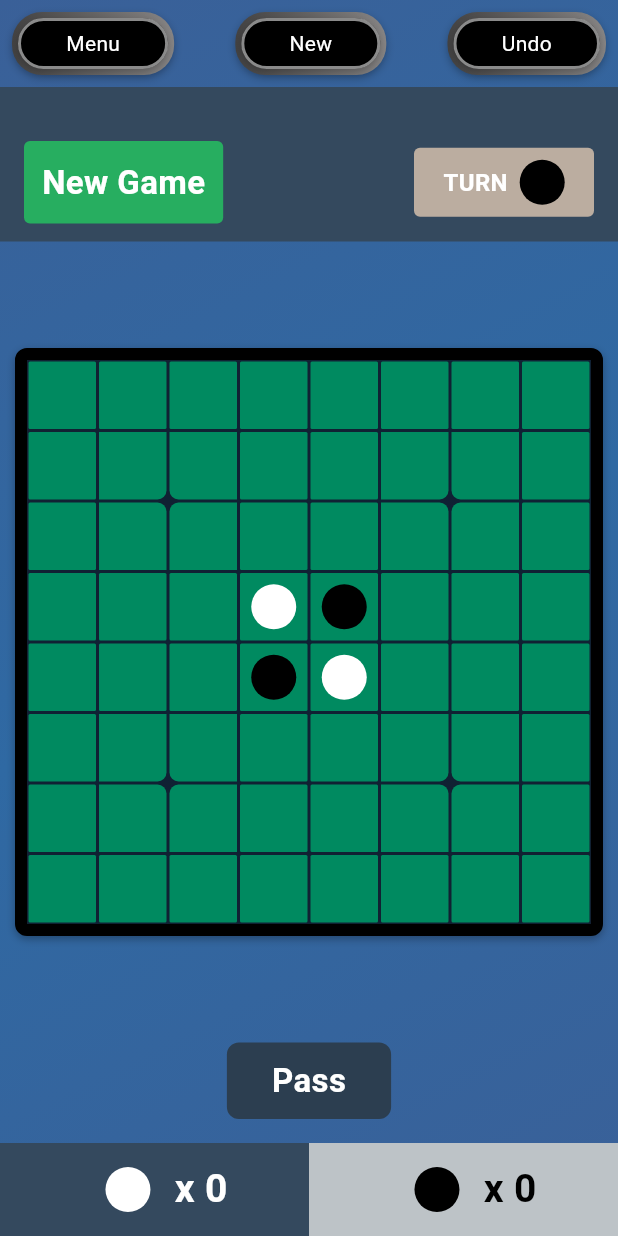
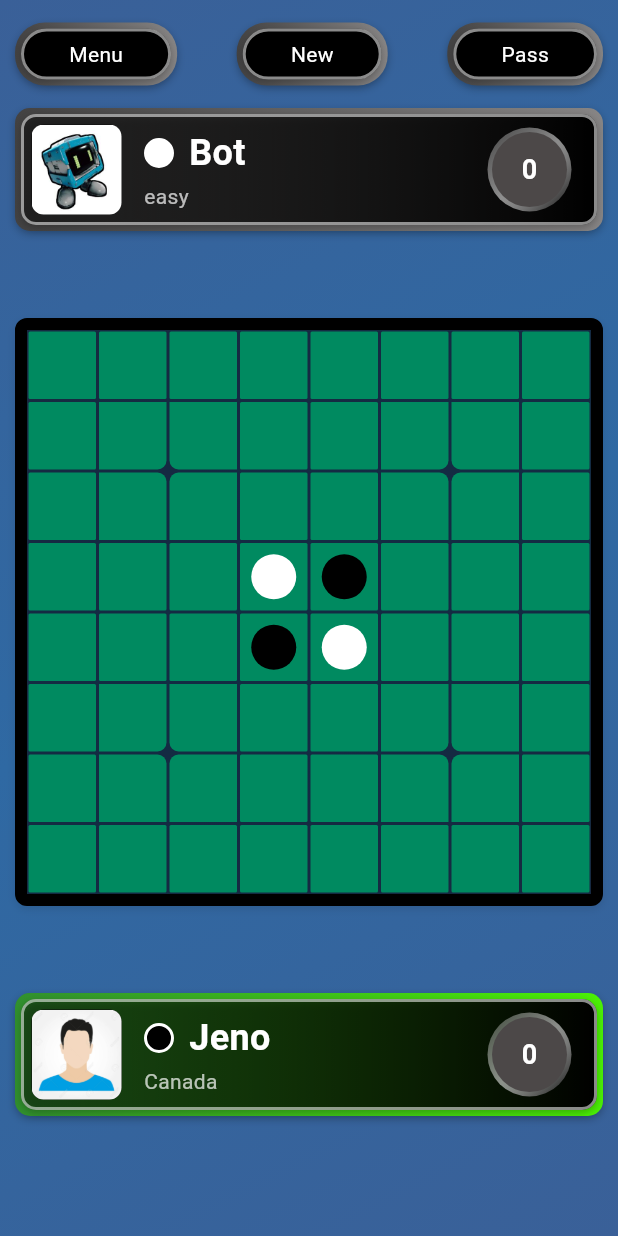
Before and after one commit to jeno1990/othello, a Flutter app: the screen it shows after launch, after a tap on "2 PLAYERS", on a phone screen of 412 x 824 dp. Run offline on Flutter 3.47's test engine with Material 3 defaults, Android fonts, the phone set to English and light mode, and no system bars; our stand-ins replace audioplayers, country_picker, get, get_storage.

Commit message:
add counter dashboard

```diff
--- a/lib/presentation/screens/home_page.dart
+++ b/lib/presentation/screens/home_page.dart
@@ -2,15 +2,18 @@ import 'dart:math';
 
 import 'package:audioplayers/audioplayers.dart';
 import 'package:flutter/material.dart';
+import 'package:othello/controllers/game_state_controller.dart';
 import 'package:othello/game/board.dart';
 import 'package:othello/models/block_unit.dart';
 import 'package:othello/models/coordinate.dart';
 import 'package:othello/presentation/widgets/board_boarder_radius.dart';
+import 'package:othello/presentation/widgets/count_dashboard.dart';
 import 'package:othello/presentation/widgets/menu_tab.dart';
 import 'package:othello/utils/constants.dart';
 
 class GamePage extends StatefulWidget {
-  const GamePage({super.key});
+  const GamePage({super.key, required this.isWithBot});
+  final bool isWithBot;
 
   @override
   _GamePageState createState() => _GamePageState();
@@ -29,11 +32,6 @@ class _GamePageState extends State<GamePage> {
     _audioPlayer = AudioPlayer();
     _audioPlayer.setReleaseMode(ReleaseMode.stop);
     super.initState();
-  }
-
-  int randomItem() {
-    Random random = Random();
-    return random.nextInt(3);
   }
 
   @override
@@ -55,8 +53,43 @@ class _GamePageState extends State<GamePage> {
           ),
           child: Column(
             children: <Widget>[
-              MenuTab(),
-              buildMenu(),
+              Padding(
+                padding: const EdgeInsets.symmetric(
+                  horizontal: 10,
+                  vertical: 15,
+                ),
+                child: Row(
+                  mainAxisAlignment: MainAxisAlignment.spaceBetween,
+                  children: [
+                    MenuCard(title: 'Menu', onTap: () {}),
+                    MenuCard(
+                      title: 'New',
+                      onTap: () {
+                        restart();
+                      },
+                    ),
+                    MenuCard(
+                      title: 'Pass',
+                      onTap: () {
+                        setState(() {
+                          currentTurn = ITEM_WHITE;
+                        });
+                        playBotMove();
+                      },
+                    ),
+                  ],
+                ),
+              ),
+
+              CountDashboard(
+                count: countItemWhite,
+                difficulty: GameDifficulty.easy,
+                isPlayer1: false,
+                isBot: true,
+                name: '',
+                currentTurn: currentTurn == ITEM_BLACK,
+              ),
+
               Expanded(
                 child: Center(
                   child: Container(
@@ -66,7 +99,7 @@ class _GamePageState extends State<GamePage> {
                       border: Border.all(width: 8, color: Colors.black),
                       boxShadow: [
                         BoxShadow(
-                          color: Colors.black.withOpacity(0.3),
+                          color: Colors.black.withOpacity(0.1),
                           offset: Offset(0, 2),
                           blurRadius: 4,
                         ),
@@ -80,158 +113,20 @@ class _GamePageState extends State<GamePage> {
                   ),
                 ),
               ),
-              Row(
-                mainAxisAlignment: MainAxisAlignment.center,
-                children: [
-                  GestureDetector(
-                    onTap: () {
-                      setState(() {
-                        currentTurn = ITEM_WHITE;
-                      });
-                      playBotMove();
-                    },
-                    child: Container(
-                      padding: EdgeInsets.symmetric(
-                        horizontal: 30,
-                        vertical: 10,
-                      ),
-                      decoration: BoxDecoration(
-                        color: Color(0xff2c3e50),
-                        borderRadius: BorderRadius.circular(8),
-                      ),
-                      child: Text(
-                        "Pass",
-                        style: TextStyle(
-                          fontSize: 22,
-                          fontWeight: FontWeight.bold,
-                          color: Colors.white,
-                        ),
-                      ),
-                    ),
-                  ),
-                ],
+
+              CountDashboard(
+                count: countItemBlack,
+                difficulty: GameDifficulty.easy,
+                isPlayer1: true,
+                isBot: false,
+                name: 'Jeno',
+                currentTurn: currentTurn == ITEM_WHITE,
               ),
-              SizedBox(height: 16),
-              buildScoreTab(),
+              SizedBox(height: 80),
             ],
           ),
         ),
       ),
-    );
-  }
-
-  Container buildMenu() {
-    return Container(
-      padding: EdgeInsets.only(top: 36, bottom: 12, left: 16, right: 16),
-      color: Color(0xff34495e),
-      child: Row(
-        mainAxisAlignment: MainAxisAlignment.center,
-        children: <Widget>[
-          GestureDetector(
-            onTap: () {
-              restart();
-            },
-            child: Container(
-              constraints: BoxConstraints(minWidth: 120),
-              decoration: BoxDecoration(
-                color: Color(0xff27ae60),
-                borderRadius: BorderRadius.circular(4),
-              ),
-              padding: EdgeInsets.all(12),
-              child: Column(
-                children: <Widget>[
-                  Text(
-                    "New Game",
-                    style: TextStyle(
-                      fontSize: 22,
-                      fontWeight: FontWeight.bold,
-                      color: Colors.white,
-                    ),
-                  ),
-                ],
-              ),
-            ),
-          ),
-          Expanded(child: Container()),
-          Container(
-            constraints: BoxConstraints(minWidth: 120),
-            decoration: BoxDecoration(
-              color: Color(0xffbbada0),
-              borderRadius: BorderRadius.circular(4),
-            ),
-            padding: EdgeInsets.all(8),
-            child: Row(
-              mainAxisAlignment: MainAxisAlignment.center,
-              children: <Widget>[
-                Text(
-                  "TURN",
-                  style: TextStyle(
-                    fontSize: 16,
-                    fontWeight: FontWeight.bold,
-                    color: Colors.white,
-                  ),
-                ),
-                Container(
-                  margin: EdgeInsets.only(left: 8),
-                  child: buildItem(BlockUnit(value: currentTurn)),
-                ),
-              ],
-            ),
-          ),
-        ],
-      ),
-    );
-  }
-
-  Widget buildScoreTab() {
-    return Row(
-      mainAxisSize: MainAxisSize.max,
-      children: <Widget>[
-        Expanded(
-          child: Container(
-            color: Color(0xff34495e),
-            child: Row(
-              mainAxisAlignment: MainAxisAlignment.center,
-              children: <Widget>[
-                Container(
-                  padding: EdgeInsets.all(16),
-                  child: buildItem(BlockUnit(value: ITEM_WHITE)),
-                ),
-                Text(
-                  "x $countItemWhite",
-                  style: TextStyle(
-                    fontSize: 26,
-                    fontWeight: FontWeight.bold,
-                    color: Colors.white,
-                  ),
-                ),
-              ],
-            ),
-          ),
-        ),
-        Expanded(
-          child: Container(
-            color: Color(0xffbdc3c7),
-            child: Row(
-              mainAxisAlignment: MainAxisAlignment.center,
-              children: <Widget>[
-                Container(
-                  padding: EdgeInsets.all(16),
-                  child: buildItem(BlockUnit(value: ITEM_BLACK)),
-                ),
-                Text(
-                  "x $countItemBlack",
-                  style: TextStyle(
-                    fontSize: 26,
-                    fontWeight: FontWeight.bold,
-                    color: Colors.black,
-                  ),
-                ),
-              ],
-            ),
-          ),
-        ),
-      ],
     );
   }
 
@@ -255,7 +150,6 @@ class _GamePageState extends State<GamePage> {
         //   pasteItemToTable(row, col, currentTurn);
         // });
         await _audioPlayer.setSource(AssetSource('audio/click_sound_1.mp3'));
-        // await _audioPlayer.setReleaseMode(ReleaseMode.loop);
         await _audioPlayer.resume();
         if (currentTurn == ITEM_BLACK) {
           bool moved = pasteItemToTable(row, col, ITEM_BLACK);
@@ -359,8 +253,6 @@ class _GamePageState extends State<GamePage> {
     });
   }
 
-  // Level 1 AI Bot
-
   void playBotMove() {
     Future.delayed(Duration(milliseconds: 2000), () {
       List<Coordinate> moves = board.getAllValidMoves(ITEM_WHITE);
--- a/lib/presentation/screens/landing_page.dart
+++ b/lib/presentation/screens/landing_page.dart
@@ -38,8 +38,10 @@ class _LandingPageState extends State<LandingPage> {
       context: context,
       backgroundColor: Colors.transparent,
       isScrollControlled: true,
-      builder: (context) => GetBuilder<GameStateController>(
-        builder: (controller) => Container(
+      builder:
+          (context) => GetBuilder<GameStateController>(
+            builder:
+                (controller) => Container(
                   width: double.infinity,
                   decoration: BoxDecoration(
                     color: Colors.black87,
@@ -85,7 +87,9 @@ class _LandingPageState extends State<LandingPage> {
                               Colors.green,
                               controller.gameDifficulty == GameDifficulty.easy,
                               () {
-                        controller.setGameDifficulty(GameDifficulty.easy);
+                                controller.setGameDifficulty(
+                                  GameDifficulty.easy,
+                                );
                                 controller.update();
                               },
                             ),
@@ -93,9 +97,12 @@ class _LandingPageState extends State<LandingPage> {
                             _difficultyButton(
                               'MEDIUM',
                               Colors.orange,
-                      controller.gameDifficulty == GameDifficulty.medium,
+                              controller.gameDifficulty ==
+                                  GameDifficulty.medium,
                               () {
-                        controller.setGameDifficulty(GameDifficulty.medium);
+                                controller.setGameDifficulty(
+                                  GameDifficulty.medium,
+                                );
                                 controller.update();
                               },
                             ),
@@ -105,7 +112,9 @@ class _LandingPageState extends State<LandingPage> {
                               Colors.red,
                               controller.gameDifficulty == GameDifficulty.hard,
                               () {
-                        controller.setGameDifficulty(GameDifficulty.hard);
+                                controller.setGameDifficulty(
+                                  GameDifficulty.hard,
+                                );
                                 controller.update();
                               },
                             ),
@@ -113,8 +122,10 @@ class _LandingPageState extends State<LandingPage> {
                             PlayButton(
                               title: 'PLAY NOW',
                               onPressed: () {
-                        Navigator.pop(context); // ✅ Close sheet only here
-                        Get.to(() => const GamePage());
+                                Navigator.pop(
+                                  context,
+                                ); // ✅ Close sheet only here
+                                Get.to(() => const GamePage(isWithBot: true));
                               },
                               centerTitle: true,
                               shadowColor: Colors.white70,
@@ -175,7 +186,7 @@ class _LandingPageState extends State<LandingPage> {
                   icon: Icons.people,
                   title: '2 PLAYERS',
                   onPressed: () {
-                    Get.to(() => const GamePage());
+                    Get.to(() => const GamePage(isWithBot: false));
                   },
                 ),
                 const Spacer(),
--- /dev/null
+++ b/lib/presentation/widgets/count_dashboard.dart
@@ -0,0 +1,159 @@
+import 'package:flutter/material.dart';
+import 'package:othello/controllers/game_state_controller.dart';
+
+class CountDashboard extends StatelessWidget {
+  const CountDashboard({
+    super.key,
+    this.imageUrl,
+    required this.name,
+    required this.count,
+    required this.isPlayer1,
+    required this.isBot,
+    required this.difficulty,
+    required this.currentTurn,
+  });
+  final String? imageUrl;
+  final String name;
+  final int count;
+  final bool isPlayer1;
+  final bool isBot;
+  final GameDifficulty difficulty;
+  final bool currentTurn;
+
+  @override
+  Widget build(BuildContext context) {
+    return Container(
+      width: MediaQuery.of(context).size.width - 20,
+      padding: EdgeInsets.all(4),
+      decoration: BoxDecoration(
+        gradient: LinearGradient(
+          colors:
+              currentTurn
+                  ? [
+                    const Color.fromARGB(255, 67, 66, 66),
+                    Color.fromARGB(255, 135, 133, 133),
+                  ]
+                  : [
+                    const Color.fromARGB(255, 49, 144, 46),
+                    Color.fromARGB(255, 75, 241, 4),
+                  ],
+          begin: Alignment.centerLeft,
+          end: Alignment.centerRight,
+        ),
+        borderRadius: BorderRadius.circular(10),
+        boxShadow: [
+          BoxShadow(color: Colors.black26, offset: Offset(0, 2), blurRadius: 4),
+        ],
+      ),
+      child: Container(
+        padding: EdgeInsets.all(5),
+
+        decoration: BoxDecoration(
+          border: Border.all(color: Colors.white54, width: 2),
+          gradient: LinearGradient(colors: [Colors.black38, Colors.black]),
+          borderRadius: BorderRadius.circular(10),
+          boxShadow: [
+            BoxShadow(
+              color: Colors.black26,
+              offset: Offset(0, 2),
+              blurRadius: 4,
+            ),
+          ],
+        ),
+        child: Row(
+          mainAxisAlignment: MainAxisAlignment.spaceBetween,
+          crossAxisAlignment: CrossAxisAlignment.center,
+          children: [
+            Row(
+              children: [
+                Container(
+                  padding: EdgeInsets.all(2),
+                  height: 60,
+                  width: 60,
+                  decoration: BoxDecoration(
+                    color: Color.fromARGB(255, 11, 11, 11),
+                    borderRadius: BorderRadius.circular(8),
+                    image: DecorationImage(
+                      image: AssetImage(
+                        isBot
+                            ? 'assets/image/bot.jpg'
+                            : imageUrl == null
+                            ? 'assets/image/profile.jpg'
+                            : imageUrl!,
+                      ),
+                      fit: BoxFit.cover,
+                    ),
+                  ),
+                ),
+                SizedBox(width: 15),
+                Column(
+                  crossAxisAlignment: CrossAxisAlignment.start,
+                  mainAxisAlignment: MainAxisAlignment.center,
+                  children: [
+                    Row(
+                      children: [
+                        Container(
+                          width: 20,
+                          height: 20,
+                          decoration: BoxDecoration(
+                            shape: BoxShape.circle,
+                            color: isPlayer1 ? Colors.black : Colors.white,
+                            border: Border.all(color: Colors.white, width: 2),
+                          ),
+                        ),
+                        SizedBox(width: 10),
+                        Text(
+                          isBot ? 'Bot' : name,
+                          style: TextStyle(
+                            color: Colors.white,
+                            fontSize: 24,
+                            fontWeight: FontWeight.bold,
+                          ),
+                        ),
+                      ],
+                    ),
+                    // Divider(color: Colors.white, thickness: 1),
+                    SizedBox(height: 2),
+                    Text(
+                      isBot ? difficulty.name : 'Canada',
+                      style: TextStyle(color: Colors.white70, fontSize: 14),
+                    ),
+                  ],
+                ),
+              ],
+            ),
+            Container(
+              margin: EdgeInsets.only(right: 10),
+              padding: EdgeInsets.all(3),
+              decoration: BoxDecoration(
+                gradient: LinearGradient(
+                  begin: Alignment.topLeft,
+                  end: Alignment.bottomRight,
+                  colors: [Colors.white24, Colors.white54, Colors.black],
+                ),
+                shape: BoxShape.circle,
+              ),
+              child: Container(
+                alignment: Alignment.center,
+                height: 50,
+                width: 50,
+                decoration: BoxDecoration(
+                  color: Color.fromARGB(255, 76, 72, 72),
+                  shape: BoxShape.circle,
+                ),
+                child: Text(
+                  count.toString(),
+                  style: TextStyle(
+                    color: Colors.white,
+                    fontSize: 18,
+                    fontWeight: FontWeight.bold,
+                  ),
+                ),
+              ),
+            ),
+          ],
+        ),
+      ),
+    );
+  }
+}
--- a/lib/presentation/widgets/menu_tab.dart
+++ b/lib/presentation/widgets/menu_tab.dart
@@ -1,21 +1,16 @@
 import 'package:flutter/material.dart';
 
-class MenuTab extends StatelessWidget {
-  const MenuTab({super.key});
+class MenuCard extends StatelessWidget {
+  const MenuCard({super.key, required this.title, required this.onTap});
+
+  final VoidCallback onTap;
+  final String title;
 
   @override
   Widget build(BuildContext context) {
-    return Padding(
-      padding: const EdgeInsets.all(8.0),
-      child: Row(
-        mainAxisAlignment: MainAxisAlignment.spaceBetween,
-        children: [menuItem('Menu'), menuItem('New'), menuItem('Undo')],
-      ),
-    );
-  }
-
-  Container menuItem(String title) {
-    return Container(
+    return GestureDetector(
+      onTap: onTap,
+      child: Container(
         padding: EdgeInsets.all(4),
         decoration: BoxDecoration(
           gradient: LinearGradient(
@@ -28,7 +23,11 @@ class MenuTab extends StatelessWidget {
           ),
           borderRadius: BorderRadius.circular(20),
           boxShadow: [
-          BoxShadow(color: Colors.black26, offset: Offset(0, 2), blurRadius: 4),
+            BoxShadow(
+              color: Colors.black26,
+              offset: Offset(0, 2),
+              blurRadius: 4,
+            ),
           ],
         ),
         child: Container(
@@ -48,6 +47,7 @@ class MenuTab extends StatelessWidget {
           ),
           child: Text(title, style: TextStyle(color: Colors.white)),
         ),
+      ),
     );
   }
 }
```
Also changed, not shown: assets/image/bot.jpg (added), assets/image/profile.jpg (added), 1 other file. Lines whose indentation alone changed are shown as unchanged.
